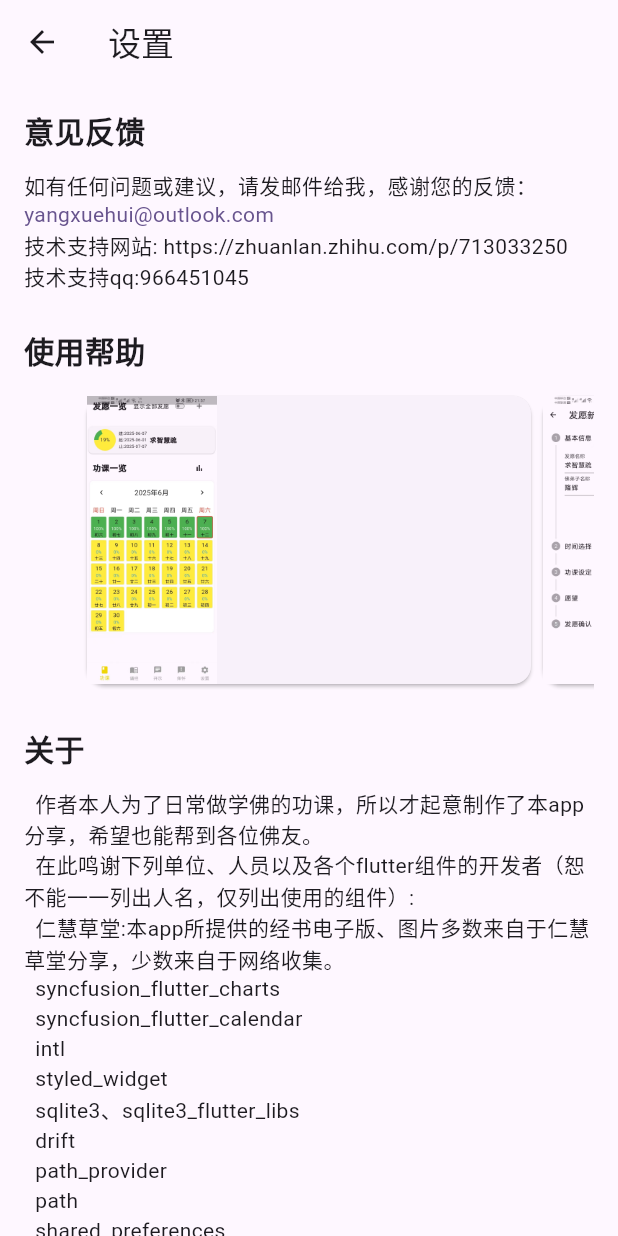
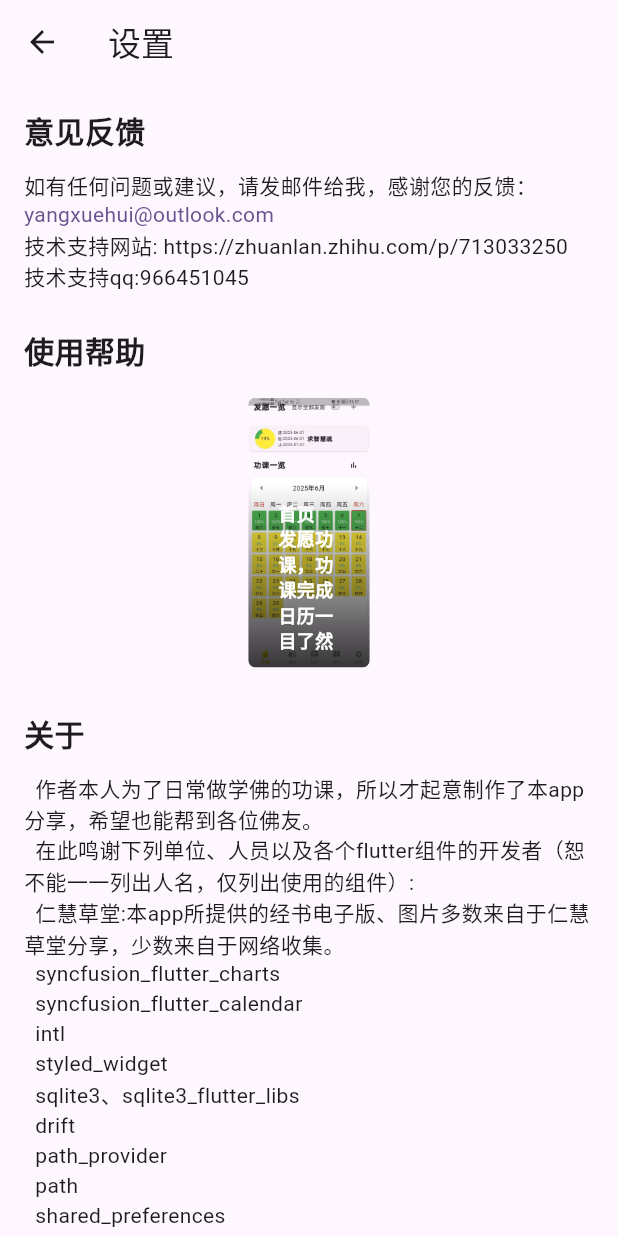
Before and after one commit to kyinwind/gongke, a Flutter app: the SettingPage screen opened by its route, on a phone screen of 412 x 824 dp. Run offline on Flutter 3.47's test engine with Material 3 defaults, Android fonts, the light colour scheme and no system bars; drawn by our look-alikes of carousel_slider; our stand-ins replace audioplayers, drift, drift_flutter, flutter_slidable, flutter_svg, flutter_tts and 8 more; missing offline and left inert: dart:ffi, lunar, pdfx; accounts and stored records are empty; generated files the repository leaves out were written again; statements that could not run were skipped; project files that could hold a hidden picture were left out.

Commit message:
1、增加避免息屏的功能 2、完善设置页面

```diff
--- a/lib/view/gongke/nianshenghao.dart
+++ b/lib/view/gongke/nianshenghao.dart
@@ -2,6 +2,7 @@ import 'dart:async';
 import 'package:flutter/material.dart';
 import 'package:gongke/database.dart';
 import '../../comm/audio_tools.dart';
+import 'package:wakelock_plus/wakelock_plus.dart';
 
 class NianShengHaoPage extends StatefulWidget {
   const NianShengHaoPage({super.key});
@@ -52,7 +53,7 @@ class _NianShengHaoPageState extends State<NianShengHaoPage> {
         stop();
         return;
       }
-
+      WakelockPlus.enable();
       if (mounted) {
         // 先播放音频
         await AudioTools.playLocalAsset('mp3/muyu.wav');
@@ -65,6 +66,7 @@ class _NianShengHaoPageState extends State<NianShengHaoPage> {
         }
         if (currentCount >= gongkeitem!.cnt) {
           AudioTools.playLocalAsset('mp3/yinqing.wav');
+          WakelockPlus.disable();
         }
       }
     });
@@ -87,6 +89,7 @@ class _NianShengHaoPageState extends State<NianShengHaoPage> {
 
   @override
   void dispose() {
+    WakelockPlus.disable();
     timer?.cancel();
     super.dispose();
   }
--- a/lib/view/gongke/nianzhou.dart
+++ b/lib/view/gongke/nianzhou.dart
@@ -8,6 +8,7 @@ import 'package:drift/drift.dart' hide Column;
 import 'dart:io' show Platform;
 import 'package:flutter/scheduler.dart';
 import 'package:flutter_svg/flutter_svg.dart';
+import 'package:wakelock_plus/wakelock_plus.dart';
 import '../../comm/audio_tools.dart';
 
 class NianzhouPage extends StatefulWidget {
@@ -75,10 +76,12 @@ class _NianzhouPageState extends State<NianzhouPage> {
   }
 
   void _incrementCount() {
+    WakelockPlus.enable();
     setState(() {
       count += 1;
     });
     if (vibrateEnabled) {
+      AudioTools.playLocalAsset('mp3/muyu.wav');
       HapticFeedback.vibrate();
     }
     if (count >= gongkeitem.cnt) {
@@ -95,11 +98,10 @@ class _NianzhouPageState extends State<NianzhouPage> {
   @override
   void dispose() {
     _accelerometerSubscription?.cancel();
-
+    WakelockPlus.disable();
     // 先保存数据
     _updateCountBeforeExit().then((_) {
       // 数据保存完成后，使用 SchedulerBinding 在下一帧回调
-
       //print('-----------开始onUpdated?.call();');
       SchedulerBinding.instance.addPostFrameCallback((_) {
         onUpdated?.call();
--- a/lib/view/setting/setting_page.dart
+++ b/lib/view/setting/setting_page.dart
@@ -6,9 +6,101 @@ class SettingPage extends StatefulWidget {
   State<SettingPage> createState() => _SettingPageState();
 }
 
+final List<Map<String, String>> help_slides = [
+  {
+    'image': 'assets/help/01.jpg',
+    'title': '首页',
+    'description': '发愿功课，功课完成日历一目了然',
+  },
+  {
+    'image': 'assets/help/02.jpg',
+    'title': '发愿向导',
+    'description': '跟随发愿向导，制定功课计划。',
+  },
+  {
+    'image': 'assets/help/03.jpg',
+    'title': '完成功课记录',
+    'description': '点击日历日期，完成当天功课。',
+  },
+  {
+    'image': 'assets/help/04.jpg',
+    'title': '完成功课小工具-功课计数',
+    'description': '对于念咒类功课，提供晃动手机计数功能，适合在外散步时做功课。',
+  },
+  {
+    'image': 'assets/help/05.jpg',
+    'title': '完成功课小工具-念佛计数',
+    'description': '对于念佛类功课，提供电子木鱼功能',
+  },
+  {
+    'image': 'assets/help/06.jpg',
+    'title': '功课统计',
+    'description': '可随时查看统计功课完成情况',
+  },
+  {
+    'image': 'assets/help/07.jpg',
+    'title': '藏经阁',
+    'description': '40多部常用经书供持诵学习',
+  },
+  {
+    'image': 'assets/help/08.jpg',
+    'title': '大德开示',
+    'description': '每天一句大德开示，勉励自己精进修行。',
+  },
+  {
+    'image': 'assets/help/09.jpg',
+    'title': '拜忏',
+    'description': '根据自己体力和发愿，自定义人声引导拜忏，自净其意。',
+  },
+];
+final List<Widget> imageSliders = help_slides
+    .map(
+      (item) => Container(
+        child: Container(
+          margin: EdgeInsets.all(5.0),
+          child: ClipRRect(
+            borderRadius: BorderRadius.all(Radius.circular(5.0)),
+            child: Stack(
+              children: <Widget>[
+                Image.asset(item['image']!, fit: BoxFit.fill, height: 700),
+                Positioned(
+                  bottom: 0.0,
+                  left: 0.0,
+                  right: 0.0,
+                  child: Container(
+                    decoration: BoxDecoration(
+                      gradient: LinearGradient(
+                        colors: [
+                          Color.fromARGB(200, 0, 0, 0),
+                          Color.fromARGB(0, 0, 0, 0),
+                        ],
+                        begin: Alignment.bottomCenter,
+                        end: Alignment.topCenter,
+                      ),
+                    ),
+                    padding: EdgeInsets.symmetric(
+                      vertical: 10.0,
+                      horizontal: 20.0,
+                    ),
+                    child: Text(
+                      '${item['title']!}\n${item['description']!}',
+                      style: TextStyle(
+                        color: Colors.white,
+                        fontSize: 12.0,
+                        fontWeight: FontWeight.bold,
+                      ),
+                    ),
+                  ),
+                ),
+              ],
+            ),
+          ),
+        ),
+      ),
+    )
+    .toList();
+
 class _SettingPageState extends State<SettingPage> {
-  List<String> helpimagelist = [];
-
   @override
   void initState() {
     super.initState();
@@ -56,22 +148,12 @@ class _SettingPageState extends State<SettingPage> {
                 '使用帮助',
                 CarouselSlider(
                   options: CarouselOptions(
-                    height: 200,
-                    enableInfiniteScroll: false,
-                    viewportFraction: 0.8,
+                    aspectRatio: 2.0,
+                    enlargeCenterPage: true,
+                    enlargeStrategy: CenterPageEnlargeStrategy.zoom,
+                    enlargeFactor: 0.4,
                   ),
-                  items: List.generate(
-                    10,
-                    (index) => Card(
-                      child: Align(
-                        alignment: Alignment.centerLeft, // ✅ 左对齐
-                        child: Image.asset(
-                          'assets/help/${(index + 1).toString().padLeft(2, '0')}.jpg',
-                          fit: BoxFit.contain,
-                        ),
-                      ),
-                    ),
-                  ),
+                  items: imageSliders,
                 ),
               ),
 
@@ -102,8 +184,8 @@ class _SettingPageState extends State<SettingPage> {
   flutter_svg
   audioplayers
   flutter_tts
-  carousel_slider...
-                ''',
+  carousel_slider
+  wakelock_plus...''',
                   textAlign: TextAlign.left, // ✅ 添加对齐
                 ),
               ),
--- a/pubspec.yaml
+++ b/pubspec.yaml
@@ -63,6 +63,7 @@ dependencies:
   audioplayers: ^6.4.0
   flutter_tts: 4.2.0    #text to speech
   carousel_slider: ^5.1.1  #图片轮播
+  wakelock_plus: ^1.3.2 #防息屏
 dev_dependencies:
   flutter_test:
     sdk: flutter
```
Also changed, not shown: lib/view/baichan/bai_chan_play.dart (+9 -4 lines), assets/help/10.jpg (deleted), pubspec.lock, 1 other file.
